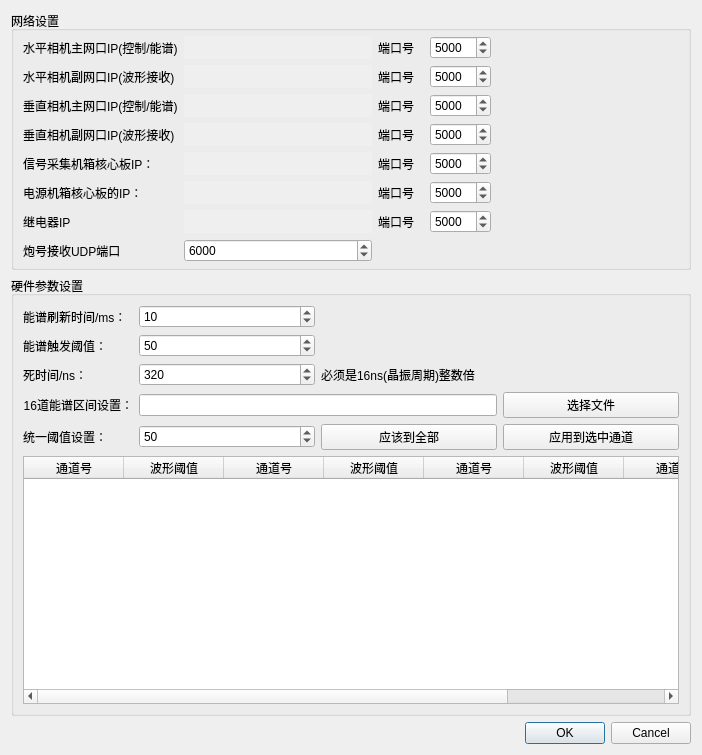
First picture: the form in detectorsetting.ui, repository MrXiaomao/HardXrayCamera, before the edit.
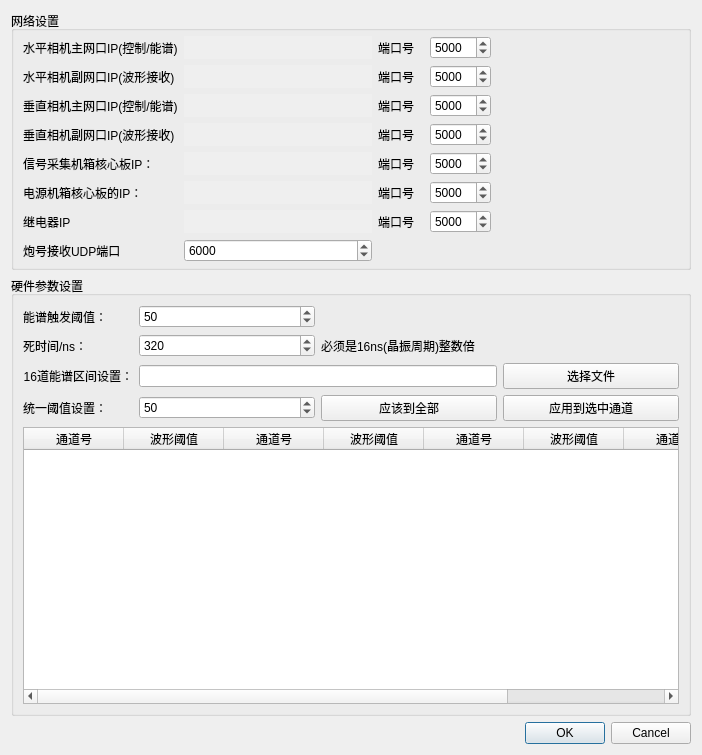
Second picture: the form after the edit. Custom widgets are drawn as their Qt base class.

Commit message: 增加触发信号宽度可调 增加计数率显示 删除设置页面能谱刷新时长（与主界面重复)

The edit to the form file:
```diff
--- a/detectorsetting.ui
+++ b/detectorsetting.ui
@@ -558,7 +558,51 @@
       <string>硬件参数设置</string>
      </property>
      <layout class="QGridLayout" name="gridLayout_2">
-      <item row="1" column="1">
+      <item row="3" column="1" colspan="2">
+       <widget class="QLineEdit" name="lineEdit_csvPath"/>
+      </item>
+      <item row="0" column="0">
+       <widget class="QLabel" name="label_8">
+        <property name="sizePolicy">
+         <sizepolicy hsizetype="Fixed" vsizetype="Fixed">
+          <horstretch>0</horstretch>
+          <verstretch>0</verstretch>
+         </sizepolicy>
+        </property>
+        <property name="minimumSize">
+         <size>
+          <width>110</width>
+          <height>21</height>
+         </size>
+        </property>
+        <property name="text">
+         <string>能谱触发阈值：</string>
+        </property>
+       </widget>
+      </item>
+      <item row="3" column="0">
+       <widget class="QLabel" name="label_10">
+        <property name="sizePolicy">
+         <sizepolicy hsizetype="Fixed" vsizetype="Fixed">
+          <horstretch>0</horstretch>
+          <verstretch>0</verstretch>
+         </sizepolicy>
+        </property>
+        <property name="minimumSize">
+         <size>
+          <width>0</width>
+          <height>21</height>
+         </size>
+        </property>
+        <property name="text">
+         <string>16道能谱区间设置：</string>
+        </property>
+        <property name="alignment">
+         <set>Qt::AlignRight|Qt::AlignTrailing|Qt::AlignVCenter</set>
+        </property>
+       </widget>
+      </item>
+      <item row="0" column="1">
        <widget class="QSpinBox" name="spb_threshold">
         <property name="maximum">
          <number>65536</number>
@@ -568,6 +612,29 @@
         </property>
        </widget>
       </item>
+      <item row="1" column="2" colspan="2">
+       <widget class="QLabel" name="label_28">
+        <property name="text">
+         <string>必须是16ns(晶振周期)整数倍</string>
+        </property>
+       </widget>
+      </item>
+      <item row="7" column="1">
+       <widget class="QSpinBox" name="spb_waveThreshold1">
+        <property name="minimumSize">
+         <size>
+          <width>65</width>
+          <height>0</height>
+         </size>
+        </property>
+        <property name="maximum">
+         <number>65535</number>
+        </property>
+        <property name="value">
+         <number>50</number>
+        </property>
+       </widget>
+      </item>
       <item row="8" column="0" colspan="4">
        <widget class="QTableWidget" name="tableThreshold">
         <column>
@@ -612,16 +679,39 @@
         </column>
        </widget>
       </item>
-      <item row="0" column="1">
-       <widget class="QSpinBox" name="spb_specRefashTime">
-        <property name="minimum">
-         <number>1</number>
+      <item row="3" column="3">
+       <widget class="QPushButton" name="bt_selectCsv">
+        <property name="text">
+         <string>选择文件</string>
         </property>
-        <property name="maximum">
-         <number>10000</number>
+       </widget>
+      </item>
+      <item row="1" column="0">
+       <widget class="QLabel" name="label_9">
+        <property name="sizePolicy">
+         <sizepolicy hsizetype="Fixed" vsizetype="Fixed">
+          <horstretch>0</horstretch>
+          <verstretch>0</verstretch>
+         </sizepolicy>
         </property>
-        <property name="value">
-         <number>10</number>
+        <property name="minimumSize">
+         <size>
+          <width>110</width>
+          <height>21</height>
+         </size>
+        </property>
+        <property name="text">
+         <string>死时间/ns：</string>
+        </property>
+        <property name="alignment">
+         <set>Qt::AlignLeading|Qt::AlignLeft|Qt::AlignVCenter</set>
+        </property>
+       </widget>
+      </item>
+      <item row="7" column="3">
+       <widget class="QPushButton" name="pushButton_2">
+        <property name="text">
+         <string>应用到选中通道</string>
         </property>
        </widget>
       </item>
@@ -654,26 +744,7 @@
         </property>
        </widget>
       </item>
-      <item row="1" column="0">
-       <widget class="QLabel" name="label_8">
-        <property name="sizePolicy">
-         <sizepolicy hsizetype="Fixed" vsizetype="Fixed">
-          <horstretch>0</horstretch>
-          <verstretch>0</verstretch>
-         </sizepolicy>
-        </property>
-        <property name="minimumSize">
-         <size>
-          <width>110</width>
-          <height>21</height>
-         </size>
-        </property>
-        <property name="text">
-         <string>能谱触发阈值：</string>
-        </property>
-       </widget>
-      </item>
-      <item row="2" column="1">
+      <item row="1" column="1">
        <widget class="QSpinBox" name="spb_deadTime">
         <property name="minimum">
          <number>16</number>
@@ -686,109 +757,6 @@
         </property>
        </widget>
       </item>
-      <item row="0" column="0">
-       <widget class="QLabel" name="label_7">
-        <property name="sizePolicy">
-         <sizepolicy hsizetype="Preferred" vsizetype="Fixed">
-          <horstretch>0</horstretch>
-          <verstretch>0</verstretch>
-         </sizepolicy>
-        </property>
-        <property name="minimumSize">
-         <size>
-          <width>110</width>
-          <height>21</height>
-         </size>
-        </property>
-        <property name="text">
-         <string>能谱刷新时间/ms：</string>
-        </property>
-       </widget>
-      </item>
-      <item row="7" column="3">
-       <widget class="QPushButton" name="pushButton_2">
-        <property name="text">
-         <string>应用到选中通道</string>
-        </property>
-       </widget>
-      </item>
-      <item row="7" column="1">
-       <widget class="QSpinBox" name="spb_waveThreshold1">
-        <property name="minimumSize">
-         <size>
-          <width>65</width>
-          <height>0</height>
-         </size>
-        </property>
-        <property name="maximum">
-         <number>65535</number>
-        </property>
-        <property name="value">
-         <number>50</number>
-        </property>
-       </widget>
-      </item>
-      <item row="2" column="2" colspan="2">
-       <widget class="QLabel" name="label_28">
-        <property name="text">
-         <string>必须是16ns(晶振周期)整数倍</string>
-        </property>
-       </widget>
-      </item>
-      <item row="2" column="0">
-       <widget class="QLabel" name="label_9">
-        <property name="sizePolicy">
-         <sizepolicy hsizetype="Fixed" vsizetype="Fixed">
-          <horstretch>0</horstretch>
-          <verstretch>0</verstretch>
-         </sizepolicy>
-        </property>
-        <property name="minimumSize">
-         <size>
-          <width>110</width>
-          <height>21</height>
-         </size>
-        </property>
-        <property name="text">
-         <string>死时间/ns：</string>
-        </property>
-        <property name="alignment">
-         <set>Qt::AlignLeading|Qt::AlignLeft|Qt::AlignVCenter</set>
-        </property>
-       </widget>
-      </item>
-      <item row="3" column="0">
-       <widget class="QLabel" name="label_10">
-        <property name="sizePolicy">
-         <sizepolicy hsizetype="Fixed" vsizetype="Fixed">
-          <horstretch>0</horstretch>
-          <verstretch>0</verstretch>
-         </sizepolicy>
-        </property>
-        <property name="minimumSize">
-         <size>
-          <width>0</width>
-          <height>21</height>
-         </size>
-        </property>
-        <property name="text">
-         <string>16道能谱区间设置：</string>
-        </property>
-        <property name="alignment">
-         <set>Qt::AlignRight|Qt::AlignTrailing|Qt::AlignVCenter</set>
-        </property>
-       </widget>
-      </item>
-      <item row="3" column="1" colspan="2">
-       <widget class="QLineEdit" name="lineEdit_csvPath"/>
-      </item>
-      <item row="3" column="3">
-       <widget class="QPushButton" name="bt_selectCsv">
-        <property name="text">
-         <string>选择文件</string>
-        </property>
-       </widget>
-      </item>
      </layout>
     </widget>
    </item>
```
Left out of the diff: 1 changed line with no effect on the pictures. The commit also changes 12 other files.
